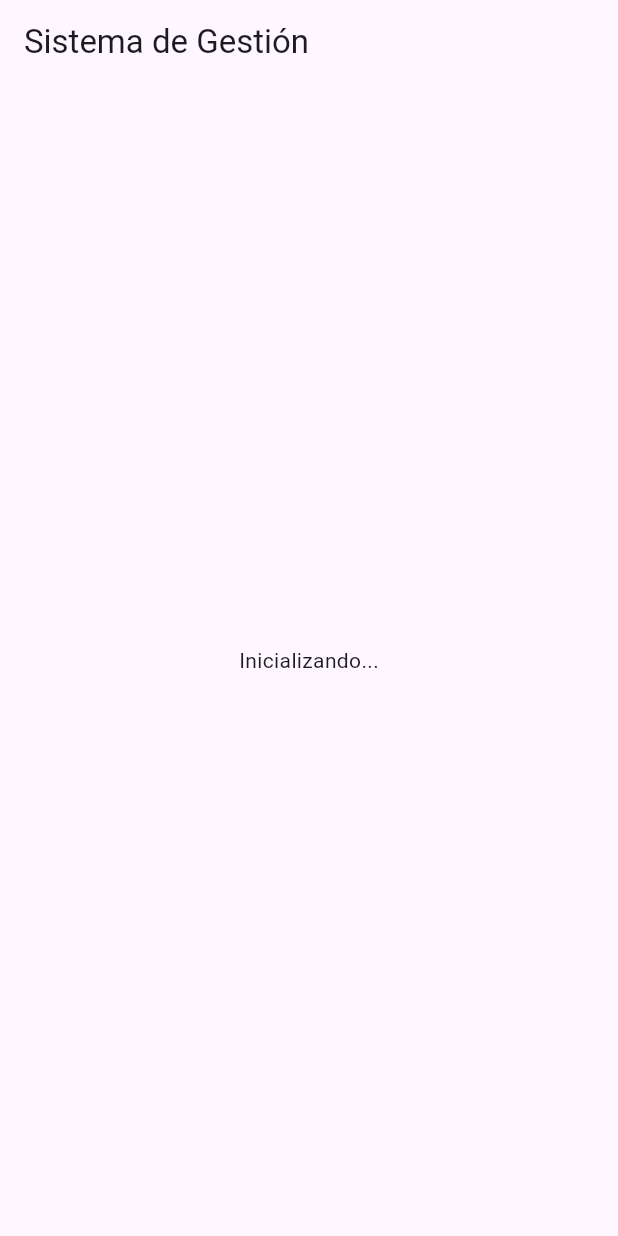
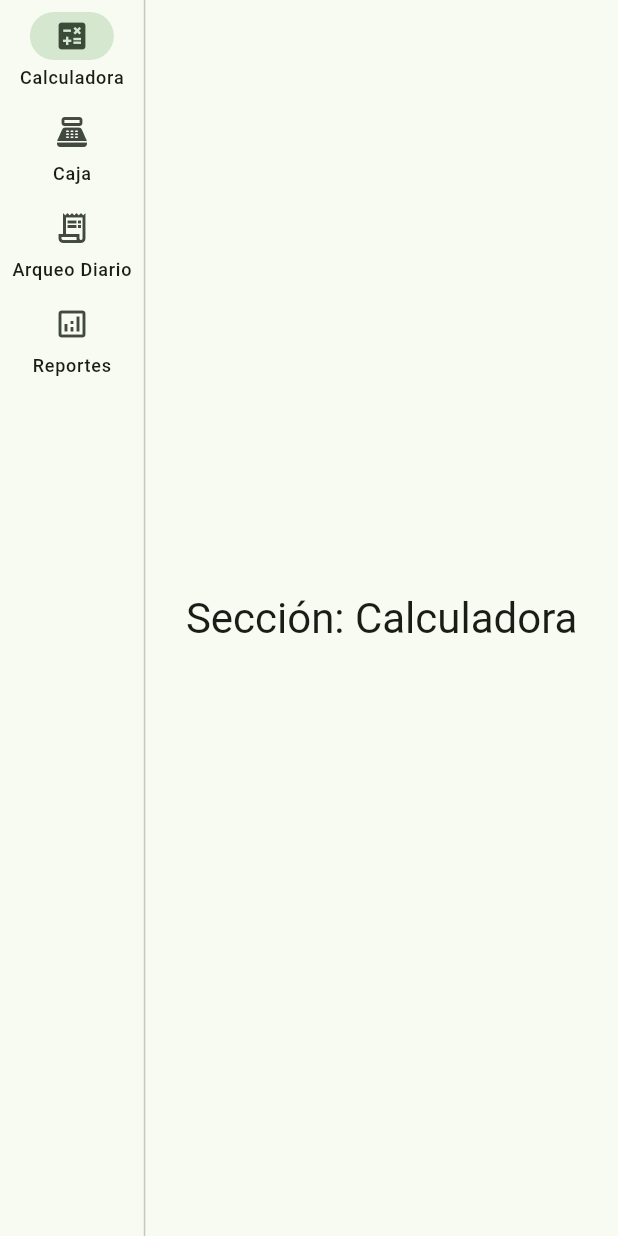
Before and after one commit to ArielNks/sistema-gestion-mvp, a Flutter app: the screen it shows after launch, on a phone screen of 412 x 824 dp. Run offline on Flutter 3.47's test engine with Material 3 defaults, Android fonts, the phone set to English and light mode, and no system bars; our stand-ins replace get_it, pdf, printing, shared_preferences, sqflite, sqflite_common_ffi; accounts and stored records are empty.

Commit message:
refactor(infra): aplicar arquitectura hexagonal pura con entrada y salida

```diff
--- /dev/null
+++ b/lib/infraestructura/entrada/ui/pantallas/pantalla_principal.dart
@@ -0,0 +1,71 @@
+import 'package:flutter/material.dart';
+
+class PantallaPrincipal extends StatefulWidget {
+  const PantallaPrincipal({super.key});
+
+  @override
+  State<PantallaPrincipal> createState() => _PantallaPrincipalState();
+}
+
+class _PantallaPrincipalState extends State<PantallaPrincipal> {
+  int _indiceSeleccionado = 0;
+
+  static const List<NavigationRailDestination> _destinos = [
+    NavigationRailDestination(
+      icon: Icon(Icons.calculate_outlined),
+      selectedIcon: Icon(Icons.calculate),
+      label: Text('Calculadora'),
+    ),
+    NavigationRailDestination(
+      icon: Icon(Icons.point_of_sale_outlined),
+      selectedIcon: Icon(Icons.point_of_sale),
+      label: Text('Caja'),
+    ),
+    NavigationRailDestination(
+      icon: Icon(Icons.receipt_long_outlined),
+      selectedIcon: Icon(Icons.receipt_long),
+      label: Text('Arqueo Diario'),
+    ),
+    NavigationRailDestination(
+      icon: Icon(Icons.analytics_outlined),
+      selectedIcon: Icon(Icons.analytics),
+      label: Text('Reportes'),
+    ),
+  ];
+
+  static const List<String> _textosSeccion = [
+    'Sección: Calculadora',
+    'Sección: Caja',
+    'Sección: Arqueo Diario',
+    'Sección: Reportes',
+  ];
+
+  @override
+  Widget build(BuildContext context) {
+    return Scaffold(
+      body: Row(
+        children: [
+          NavigationRail(
+            selectedIndex: _indiceSeleccionado,
+            onDestinationSelected: (int indice) {
+              setState(() {
+                _indiceSeleccionado = indice;
+              });
+            },
+            labelType: NavigationRailLabelType.all,
+            destinations: _destinos,
+          ),
+          const VerticalDivider(thickness: 1, width: 1),
+          Expanded(
+            child: Center(
+              child: Text(
+                _textosSeccion[_indiceSeleccionado],
+                style: Theme.of(context).textTheme.headlineMedium,
+              ),
+            ),
+          ),
+        ],
+      ),
+    );
+  }
+}
--- a/lib/infraestructura/repositorios/repositorio_transaccion_sqlite.dart
+++ b/lib/infraestructura/salida/repositorios/repositorio_transaccion_sqlite.dart
@@ -4,7 +4,7 @@ import 'package:sistema_gestion/dominio/entidades/resumen_financiero.dart';
 import 'package:sistema_gestion/dominio/entidades/transaccion.dart';
 import 'package:sistema_gestion/dominio/entidades/excepciones/excepciones_dominio.dart';
 import 'package:sistema_gestion/dominio/puertos/repositorio_transaccion.dart';
-import 'package:sistema_gestion/infraestructura/bd/conexion_sqlite.dart';
+import 'package:sistema_gestion/infraestructura/salida/bd/conexion_sqlite.dart';
 import 'package:sqflite/sqflite.dart';
 
 class RepositorioTransaccionSqlite implements RepositorioTransaccion {
--- a/lib/main.dart
+++ b/lib/main.dart
@@ -1,6 +1,7 @@
 import 'package:flutter/material.dart';
 import 'package:sqflite_common_ffi/sqflite_ffi.dart';
 import 'package:sistema_gestion/inyeccion_dependencias.dart';
+import 'package:sistema_gestion/infraestructura/entrada/ui/pantallas/pantalla_principal.dart';
 
 Future<void> main() async {
   WidgetsFlutterBinding.ensureInitialized();
@@ -20,10 +21,22 @@ class Aplicacion extends StatelessWidget {
   Widget build(BuildContext context) {
     return MaterialApp(
       title: 'Sistema de Gestión',
-      home: Scaffold(
-        appBar: AppBar(title: const Text('Sistema de Gestión')),
-        body: const Center(child: Text('Inicializando...')),
+      debugShowCheckedModeBanner: false,
+      theme: ThemeData(
+        useMaterial3: true,
+        colorScheme: ColorScheme.fromSeed(
+          seedColor: Colors.green,
+          brightness: Brightness.light,
+        ),
       ),
+      darkTheme: ThemeData(
+        useMaterial3: true,
+        colorScheme: ColorScheme.fromSeed(
+          seedColor: Colors.green,
+          brightness: Brightness.dark,
+        ),
+      ),
+      home: const PantallaPrincipal(),
     );
   }
 }
```
Also changed, not shown: lib/inyeccion_dependencias.dart (+4 -4 lines), lib/infraestructura/salida/bd/conexion_sqlite.dart (renamed from lib/infraestructura/bd/conexion_sqlite.dart), lib/infraestructura/salida/repositorios/repositorio_configuracion_preferences.dart (renamed from lib/infraestructura/repositorios/repositorio_configuracion_preferences.dart), lib/infraestructura/salida/servicios/servicio_pdf_impl.dart (renamed from lib/infraestructura/servicios/servicio_pdf_impl.dart).
